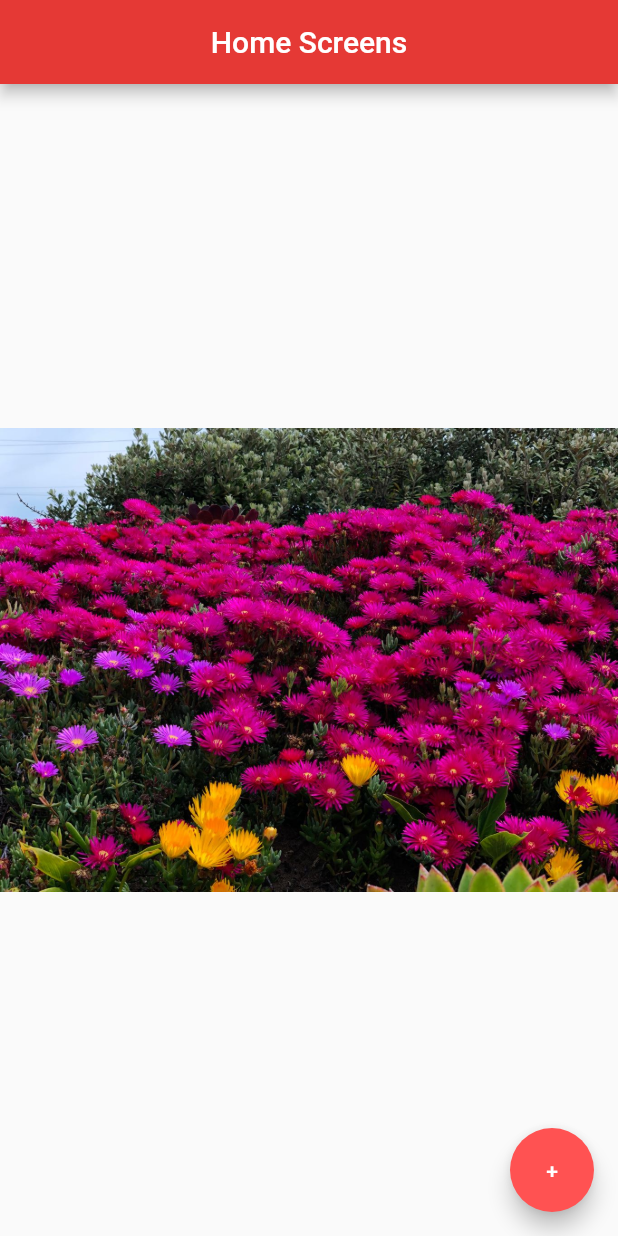
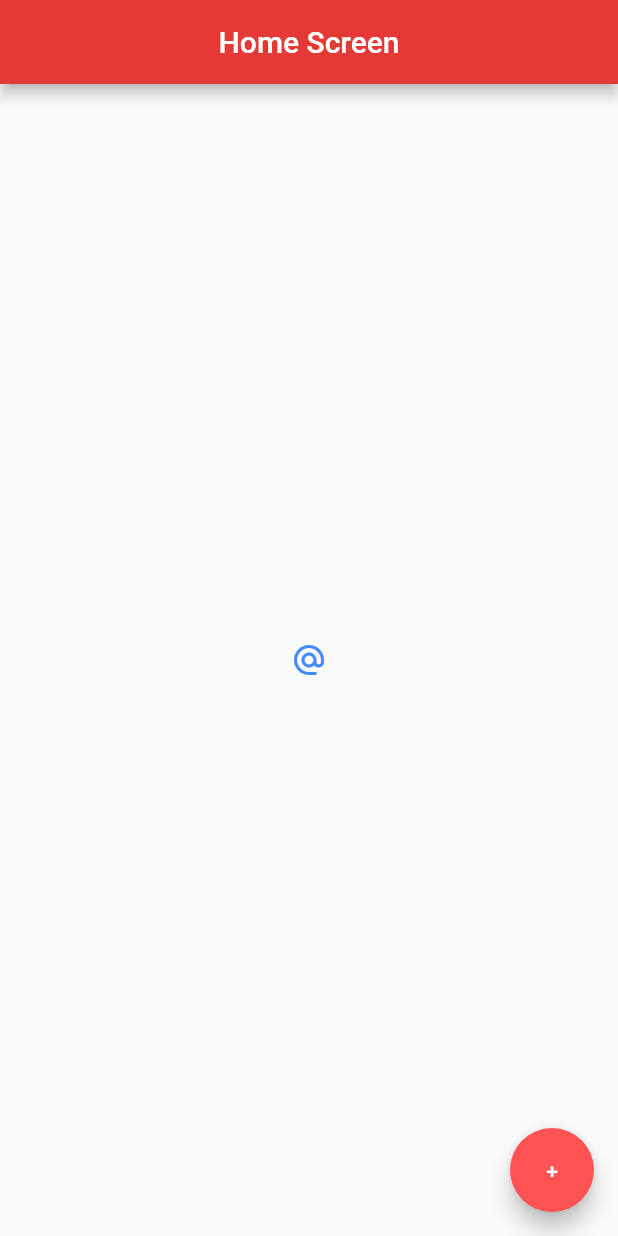
Before and after one commit to RadiRS/first-app-flutter, a Flutter app: the screen it shows after launch, on a phone screen of 412 x 824 dp. Run offline on Flutter 3.47's test engine with Material 2 defaults, Android fonts, the phone set to English and light mode, and no system bars.

Commit message:
Added Icon Button

```diff
--- a/lib/main.dart
+++ b/lib/main.dart
@@ -9,16 +9,19 @@ class Home extends StatelessWidget {
   Widget build(BuildContext context) {
     return Scaffold(
       appBar: AppBar(
-        title: Text('Home Screens'),
+        title: Text('Home Screen'),
         centerTitle: true,
         backgroundColor: Colors.red[600],
       ),
       body: Center(
-        child: Image.asset('assets/flowers.png'),
+        child: IconButton(
+            icon: Icon(Icons.alternate_email),
+            onPressed: () => {print('Icon Pressed')},
+            color: Colors.blueAccent),
       ),
       floatingActionButton: FloatingActionButton(
         child: Text('+'),
-        onPressed: () => print('Pressed'),
+        onPressed: () => print('Floting Pressed'),
         backgroundColor: Colors.redAccent,
       ),
     );
```
